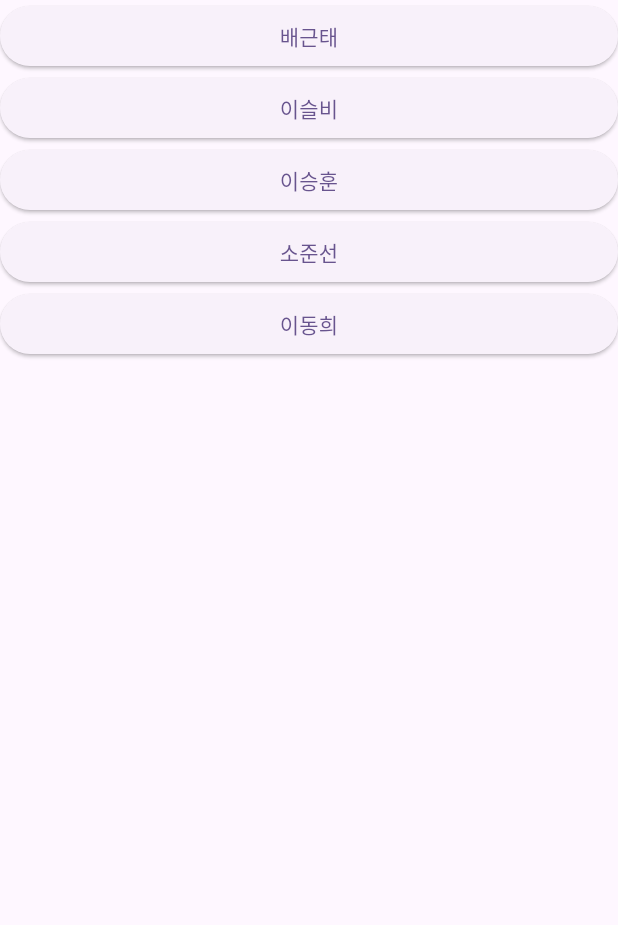
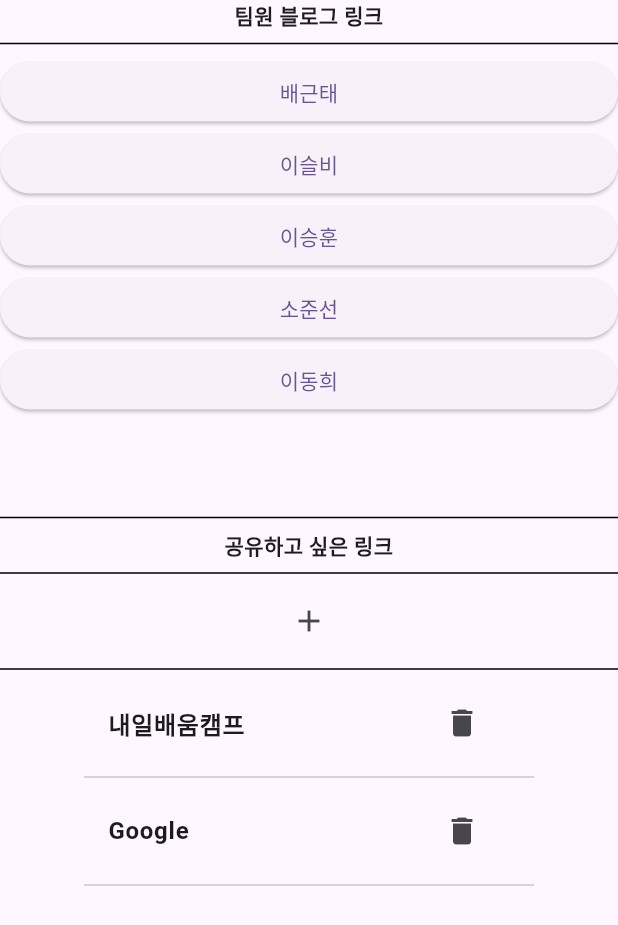
Before and after one commit to Seulbi-Lee-project/I5_teamIntroduce, a Flutter app: the screen it shows after launch, after a tap on "팀 블로그", on a phone screen of 412 x 824 dp. Shown: the top 925 px of the screen. Run offline on Flutter 3.47's test engine with Material 2 defaults, Android fonts, the phone set to English and light mode, and no system bars; our stand-ins replace shared_preferences.

Commit message:
Blog 페이지 기능 추가

```diff
--- a/lib/main.dart
+++ b/lib/main.dart
@@ -4,6 +4,7 @@ import 'member_home.dart';
 import 'package:shared_preferences/shared_preferences.dart';
 import 'member_service.dart';
 import 'team_service.dart';
+import 'team_blog_service.dart';
 
 late SharedPreferences prefs;
 void main() async {
@@ -14,6 +15,8 @@ void main() async {
       providers: [
         ChangeNotifierProvider(create: (context) => MemberService()),
         ChangeNotifierProvider(create: (context) => TeamService()),
+        ChangeNotifierProvider(
+            create: (context) => TeamBlogService()), // 팀블로그 멀티프로바이더 추가
       ],
       child: const MyApp(),
     ),
--- a/lib/member_view.dart
+++ b/lib/member_view.dart
@@ -59,7 +59,8 @@ class MemberView extends StatelessWidget {
                       //Navigator.push()
                     },
                   ),
-                Divider()],
+                  Divider()
+                ],
               );
             },
           ),
--- a/lib/team_blog.dart
+++ b/lib/team_blog.dart
@@ -1,30 +1,48 @@
 import 'package:flutter/material.dart';
 import 'package:provider/provider.dart';
-import 'member_detail.dart';
 import 'member_service.dart';
-import 'member_view.dart';
+import 'team_blog_detail.dart';
+import 'team_blog_service.dart';
 import 'package:url_launcher/url_launcher.dart';
 
+import 'team_blog_view.dart';
+
 class TeamBlog extends StatefulWidget {
-  const TeamBlog({super.key});
+  TeamBlog({super.key});
+
+  /*String urlname = '';
+  String urllink = '';*/
 
   @override
   State<TeamBlog> createState() => _TeamBlogState();
 }
 
-// final List<String> entries = <String>['A', 'B', 'C'];
-
 class _TeamBlogState extends State<TeamBlog> {
   @override
   Widget build(BuildContext context) {
-    //
+    return Consumer<TeamBlogService>(// Builder -> Consumer로 수정
+        builder: (context, teamBlogService, child) {
+      List<CommonUrl> commonUrlList = teamBlogService.commonUrlList;
+
       return Consumer<MemberService>(builder: (context, memberService, child) {
         List<Member> memberList = memberService.memberList; // memberList 불러오기
 
         return Scaffold(
-        body: Column(
+          body: SingleChildScrollView(
+            child: SafeArea(
+              child: Center(
+                child: Column(
                   children: [
-            Expanded(
+                    // 위 아래 flex를 똑같이 주어서 컨테이너의 크기를 같게
+                    Text(
+                      '팀원 블로그 링크',
+                      textAlign: TextAlign.center,
+                      style: TextStyle(fontWeight: FontWeight.bold),
+                    ),
+                    Divider(color: Colors.black),
+                    Container(
+                      width: double.infinity,
+                      height: 300,
                       child: ListView.builder(
                         itemCount: memberList.length,
                         itemBuilder: (BuildContext ctx, int index) {
@@ -37,7 +55,7 @@ class _TeamBlogState extends State<TeamBlog> {
                                 launchUrl(url);
                               } else {
                                 // ignore: avoid_print
-                        print(member.blog);
+                                print('${member.name}의 블로그');
                               }
                             },
                             child: Text(member.name),
@@ -45,9 +63,46 @@ class _TeamBlogState extends State<TeamBlog> {
                         },
                       ),
                     ),
+                    Divider(color: Colors.black),
+                    Container(
+                      width: double.infinity,
+                      height: 400,
+                      child: Column(
+                        children: [
+                          Text(
+                            '공유하고 싶은 링크',
+                            textAlign: TextAlign.center,
+                            style: TextStyle(fontWeight: FontWeight.bold),
+                          ),
+                          Divider(color: Colors.black),
+                          IconButton(
+                            onPressed: () {
+                              Navigator.push(
+                                context,
+                                MaterialPageRoute(
+                                  builder: (_) => BlogcretePage(
+                                    blogIdx:
+                                        teamBlogService.commonUrlList.length -
+                                            1,
+                                    blogmode: true,
+                                  ),
+                                ),
+                              );
+                            },
+                            icon: Icon(Icons.add),
+                          ),
+                          Divider(color: Colors.black),
+                          TeamBlogView(),
                         ],
+                      ),
+                    ),
+                  ],
+                ),
+              ),
+            ),
           ),
         );
       });
+    });
   }
 }
--- /dev/null
+++ b/lib/team_blog_service.dart
@@ -0,0 +1,68 @@
+import 'package:flutter/material.dart';
+
+// Memo 데이터의 형식을 정해줍니다. 추후 isPinned, updatedAt 등의 정보도 저장할 수 있습니다.
+class CommonUrl {
+  CommonUrl({
+    required this.urlname,
+    required this.urllink,
+  });
+
+  String urlname;
+  String urllink;
+
+  Map toJson() {
+    return {
+      'urlname': urlname,
+    };
+  }
+
+  factory CommonUrl.fromJson(json) {
+    return CommonUrl(
+      urlname: json['urlname'],
+      urllink: json['urllink'],
+    );
+  }
+}
+
+// Memo 데이터는 모두 여기서 관리
+class TeamBlogService extends ChangeNotifier {
+  List<CommonUrl> commonUrlList = [
+    CommonUrl(
+      urlname: '내일배움캠프',
+      urllink: 'https://spartacodingclub.kr/',
+    ),
+    CommonUrl(
+      urlname: 'Google',
+      urllink: 'https://m.google.com/',
+    ), // 더미(dummy) 데이터
+  ];
+
+  createUrl({
+    required String urlname,
+    required String urllink,
+  }) {
+    CommonUrl commonUrl = CommonUrl(
+      urlname: urlname,
+      urllink: urllink,
+    );
+    commonUrlList.insert(
+        0, commonUrl); // Consumer<MemberService>의 builder 부분을 호출해서 화면 새로고침
+    notifyListeners();
+  }
+
+  updateUrl({
+    required int blogIdx,
+    required String urlname,
+    required String urllink,
+  }) {
+    CommonUrl commonUrl = commonUrlList[blogIdx];
+    commonUrl.urlname = urlname;
+    commonUrl.urllink = urllink;
+    notifyListeners();
+  }
+
+  deleteUrl({required int blogIdx}) {
+    commonUrlList.removeAt(blogIdx);
+    notifyListeners();
+  }
+}
--- /dev/null
+++ b/lib/team_blog_view.dart
@@ -0,0 +1,75 @@
+import 'package:flutter/material.dart';
+import 'package:provider/provider.dart';
+import 'team_blog.dart';
+import 'team_blog_detail.dart';
+import 'team_blog_service.dart';
+import 'package:flutter/cupertino.dart';
+import 'package:url_launcher/url_launcher.dart';
+
+class TeamBlogView extends StatelessWidget {
+  const TeamBlogView({
+    super.key,
+  });
+
+  @override
+  Widget build(BuildContext context) {
+    return Consumer<TeamBlogService>(
+      // Builder -> Consumer로 수정
+      builder: (context, teamBlogService, child) {
+        List<CommonUrl> commonUrlList = teamBlogService.commonUrlList;
+
+        return Container(
+          width: 300,
+          height: 300,
+          child: ListView.builder(
+            itemCount: commonUrlList.length,
+            itemBuilder: (BuildContext blogctx, int blogIdx) {
+              CommonUrl commonUrl = commonUrlList[blogIdx];
+
+              return Column(
+                children: [
+                  ListTile(
+                    trailing: IconButton(
+                        onPressed: () {
+                          Navigator.push(
+                            context,
+                            MaterialPageRoute(
+                              builder: (_) => BlogcretePage(
+                                blogIdx: blogIdx,
+                                blogmode: false,
+                              ),
+                            ),
+                          );
+                        },
+                        icon: Icon(Icons.delete)),
+                    title: Column(
+                      crossAxisAlignment: CrossAxisAlignment.start,
+                      children: [
+                        Text(
+                          commonUrl.urlname,
+                          maxLines: 2,
+                          overflow: TextOverflow.ellipsis,
+                          style: TextStyle(fontWeight: FontWeight.bold),
+                        ),
+                      ],
+                    ),
+                    onTap: () async {
+                      final url = Uri.parse(commonUrl.urllink);
+                      if (await canLaunchUrl(url)) {
+                        launchUrl(url);
+                      } else {
+                        // ignore: avoid_print
+                        print(commonUrl.urlname);
+                      }
+                    },
+                  ),
+                  Divider()
+                ],
+              );
+            },
+          ),
+        );
+      },
+    );
+  }
+}
```
Also changed, not shown: lib/member_detail.dart (+31 -32 lines), lib/team_blog_detail.dart (added, +217 -0 lines), pubspec.lock. Lines whose indentation alone changed are shown as unchanged.
